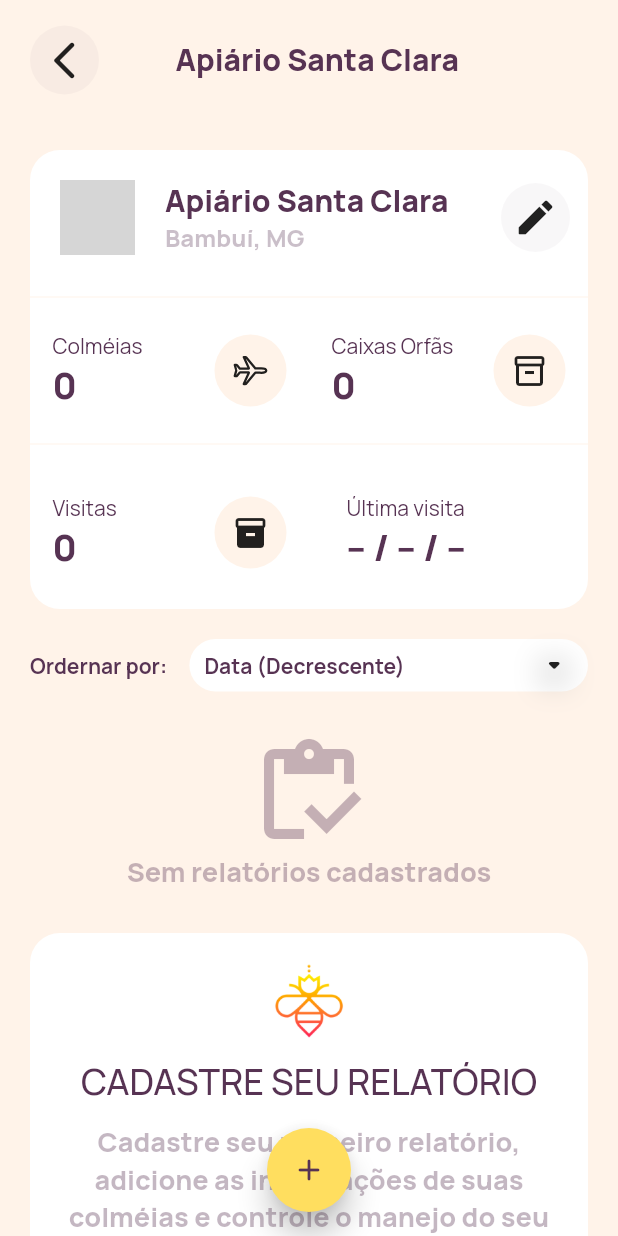
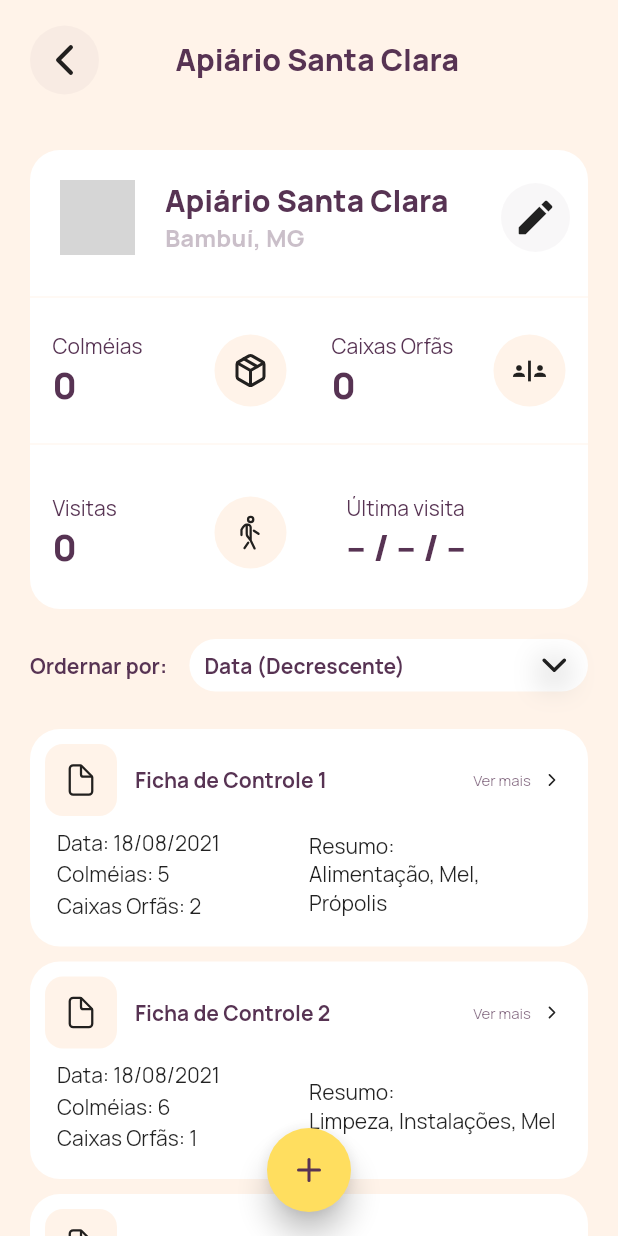
Before and after one commit to joaovvrodrigues/beecontrol, a Flutter app: the ApiariesPage screen opened directly, after a tap on "Apiário Santa Clara", on a phone screen of 412 x 824 dp. Run offline on Flutter 3.47's test engine with Material 2 defaults, Android fonts, the phone set to English and light mode, and no system bars; our stand-ins replace animated_bottom_navigation_bar, brasil_fields, flutter_feather_icons, flutter_spinkit, flutter_staggered_animations, ionicons and 3 more; missing offline and left inert: webfeed; network calls fail; grey boxes are pictures that could not be loaded.

Commit message:
fixing icons

```diff
--- a/lib/pages/apiaries/apiaries_page.dart
+++ b/lib/pages/apiaries/apiaries_page.dart
@@ -7,6 +7,7 @@ import 'package:beecontrol/shared/circular_button.dart';
 import 'package:beecontrol/shared/empty_widget.dart';
 import 'package:beecontrol/shared/info_card.dart';
 import 'package:flutter/material.dart';
+import 'package:flutter_feather_icons/flutter_feather_icons.dart';
 import 'package:flutter_staggered_animations/flutter_staggered_animations.dart';
 import 'package:ionicons/ionicons.dart';
 
@@ -35,7 +36,8 @@ class _ApiariesPageState extends State<ApiariesPage> {
                 child: Row(
                   mainAxisAlignment: MainAxisAlignment.spaceBetween,
                   children: [
-                    CircularButton(onTap: () {}, icon: Icons.menu_rounded),
+                    CircularButton(
+                        onTap: () {}, icon: Ionicons.reorder_two_outline),
                     Text('Meus Apiários', style: AppTextStyle.boldTitle),
                     SizedBox(width: 35)
                   ],
@@ -60,7 +62,7 @@ class _ApiariesPageState extends State<ApiariesPage> {
                       Column(
                         children: [
                           EmptyWidget(
-                              icon: Ionicons.albums_outline,
+                              icon: FeatherIcons.package,
                               text: 'Sem apiários cadastrados'),
                           InfoCard(
                               title: 'CADASTRE SEUS APIÁRIOS',
--- a/lib/pages/apiaries/widgets/apiaries_card.dart
+++ b/lib/pages/apiaries/widgets/apiaries_card.dart
@@ -1,5 +1,6 @@
 import 'package:beecontrol/pages/apiary_report/apiary_page.dart';
 import 'package:flutter/material.dart';
+import 'package:ionicons/ionicons.dart';
 import 'package:transparent_image/transparent_image.dart';
 
 import 'package:beecontrol/models/apiary.dart';
@@ -59,7 +60,8 @@ class ApiariesCard extends StatelessWidget {
             Padding(
               padding: const EdgeInsets.all(8.0),
               child: Icon(
-                Icons.arrow_forward_ios_rounded,
+                Ionicons.chevron_forward_outline
+,
                 size: 12,
               ),
             )
--- a/lib/pages/apiaries/widgets/summary_card.dart
+++ b/lib/pages/apiaries/widgets/summary_card.dart
@@ -2,6 +2,7 @@ import 'package:beecontrol/core/app_images.dart';
 import 'package:beecontrol/core/app_text_style.dart';
 import 'package:beecontrol/shared/total_widget.dart';
 import 'package:flutter/material.dart';
+import 'package:flutter_feather_icons/flutter_feather_icons.dart';
 import 'package:ionicons/ionicons.dart';
 
 class SummaryCard extends StatelessWidget {
@@ -41,11 +42,11 @@ class SummaryCard extends StatelessWidget {
                 TotalWidget(
                     title: 'Apiários',
                     amount: 0,
-                    icon: Ionicons.airplane_outline),
+                    icon: Ionicons.ribbon_outline),
                 TotalWidget(
                     title: 'Caixas Orfãs',
                     amount: 0,
-                    icon: Icons.inventory_2_outlined),
+                    icon: Icons.safety_divider),
               ],
             ),
             Divider(),
@@ -53,11 +54,12 @@ class SummaryCard extends StatelessWidget {
               mainAxisAlignment: MainAxisAlignment.spaceBetween,
               children: [
                 TotalWidget(
-                    title: 'Colméias', amount: 0, icon: Icons.inventory),
+                    title: 'Colméias', amount: 0, icon: FeatherIcons.package),
                 TotalWidget(
                     title: 'Relatórios',
                     amount: 0,
-                    icon: Icons.inventory_outlined),
+                    icon: Ionicons.documents_outline
+),
               ],
             ),
           ],
--- a/lib/pages/apiary_report/apiary_page.dart
+++ b/lib/pages/apiary_report/apiary_page.dart
@@ -7,11 +7,13 @@ import 'package:beecontrol/shared/empty_widget.dart';
 import 'package:beecontrol/shared/info_card.dart';
 import 'package:beecontrol/shared/order_by_widget.dart';
 import 'package:flutter/material.dart';
+import 'package:flutter_feather_icons/flutter_feather_icons.dart';
 import 'package:flutter_staggered_animations/flutter_staggered_animations.dart';
 
 import 'package:beecontrol/core/app_text_style.dart';
 import 'package:beecontrol/models/apiary.dart';
 import 'package:beecontrol/shared/circular_button.dart';
+import 'package:ionicons/ionicons.dart';
 
 class ApiaryPage extends StatefulWidget {
   const ApiaryPage({
@@ -26,24 +28,24 @@ class ApiaryPage extends StatefulWidget {
 
 class _ApiaryPageState extends State<ApiaryPage> {
   List<Report> reports = [
-    // Report(
-    //     date: DateTime.now(),
-    //     numHives: 5,
-    //     orphanBoxes: 2,
-    //     resume: 'Alimentação, Mel, Própolis',
-    //     name: 'Ficha de Controle 1'),
-    // Report(
-    //     date: DateTime.now(),
-    //     numHives: 6,
-    //     orphanBoxes: 1,
-    //     resume: 'Limpeza, Instalações, Mel',
-    //     name: 'Ficha de Controle 2'),
-    // Report(
-    //     date: DateTime.now(),
-    //     numHives: 5,
-    //     orphanBoxes: 0,
-    //     resume: 'Divisão de Enxame, Mel',
-    //     name: 'Ficha de Controle 3'),
+    Report(
+        date: DateTime.now(),
+        numHives: 5,
+        orphanBoxes: 2,
+        resume: 'Alimentação, Mel, Própolis',
+        name: 'Ficha de Controle 1'),
+    Report(
+        date: DateTime.now(),
+        numHives: 6,
+        orphanBoxes: 1,
+        resume: 'Limpeza, Instalações, Mel',
+        name: 'Ficha de Controle 2'),
+    Report(
+        date: DateTime.now(),
+        numHives: 5,
+        orphanBoxes: 0,
+        resume: 'Divisão de Enxame, Mel',
+        name: 'Ficha de Controle 3'),
   ];
 
   @override
@@ -60,7 +62,7 @@ class _ApiaryPageState extends State<ApiaryPage> {
                   children: [
                     CircularButton(
                         onTap: () => Navigator.of(context).pop(),
-                        icon: Icons.arrow_back_ios_new_rounded),
+                        icon: Ionicons.chevron_back_outline),
                     Text(widget.apiary.name, style: AppTextStyle.boldTitle),
                     SizedBox(width: 35)
                   ],
@@ -70,7 +72,7 @@ class _ApiaryPageState extends State<ApiaryPage> {
             elevation: 8,
             backgroundColor: AppTheme.dandelion,
             child: Icon(
-              Icons.add_rounded,
+              FeatherIcons.plus,
               color: AppTheme.eclipse,
             ),
             onPressed: () {
@@ -115,7 +117,7 @@ class _ApiaryPageState extends State<ApiaryPage> {
                             Padding(
                               padding: const EdgeInsets.all(8.0),
                               child: EmptyWidget(
-                                  icon: Icons.inventory_outlined,
+                                  icon: Ionicons.documents_outline,
                                   text: 'Sem relatórios cadastrados'),
                             ),
                             InfoCard(
--- a/lib/pages/apiary_report/widgets/reports_card.dart
+++ b/lib/pages/apiary_report/widgets/reports_card.dart
@@ -4,6 +4,7 @@ import 'package:brasil_fields/brasil_fields.dart';
 import 'package:flutter/material.dart';
 
 import 'package:beecontrol/models/report.dart';
+import 'package:ionicons/ionicons.dart';
 
 class ReportsCard extends StatelessWidget {
   const ReportsCard({
@@ -32,7 +33,7 @@ class ReportsCard extends StatelessWidget {
                         borderRadius: BorderRadius.circular(12)),
                     child: Padding(
                       padding: const EdgeInsets.all(12.0),
-                      child: Icon(Icons.inventory_outlined),
+                      child: Icon(Ionicons.document_outline),
                     )),
                 Expanded(
                   child: Text(
@@ -48,7 +49,7 @@ class ReportsCard extends StatelessWidget {
                 Padding(
                   padding: const EdgeInsets.symmetric(horizontal: 8),
                   child: Icon(
-                    Icons.arrow_forward_ios_rounded,
+                    Ionicons.chevron_forward_outline,
                     size: 12,
                   ),
                 )
--- a/lib/pages/apiary_report/widgets/summary_apiary_card.dart
+++ b/lib/pages/apiary_report/widgets/summary_apiary_card.dart
@@ -6,6 +6,7 @@ import 'package:beecontrol/pages/apiary_report/widgets/last_visit.dart';
 import 'package:beecontrol/shared/circular_button.dart';
 import 'package:beecontrol/shared/total_widget.dart';
 import 'package:flutter/material.dart';
+import 'package:flutter_feather_icons/flutter_feather_icons.dart';
 import 'package:ionicons/ionicons.dart';
 import 'package:transparent_image/transparent_image.dart';
 
@@ -77,20 +78,19 @@ class SummaryApiaryCard extends StatelessWidget {
               mainAxisAlignment: MainAxisAlignment.spaceBetween,
               children: [
                 TotalWidget(
-                    title: 'Colméias',
-                    amount: 0,
-                    icon: Ionicons.airplane_outline),
+                    title: 'Colméias', amount: 0, icon: FeatherIcons.package),
                 TotalWidget(
                     title: 'Caixas Orfãs',
                     amount: 0,
-                    icon: Icons.inventory_2_outlined),
+                    icon: Icons.safety_divider),
               ],
             ),
             Divider(),
             Row(
               mainAxisAlignment: MainAxisAlignment.spaceBetween,
               children: [
-                TotalWidget(title: 'Visitas', amount: 0, icon: Icons.inventory),
+                TotalWidget(
+                    title: 'Visitas', amount: 0, icon: Ionicons.walk_outline),
                 LastVisit(),
               ],
             ),
--- a/lib/pages/news/widgets/news_card.dart
+++ b/lib/pages/news/widgets/news_card.dart
@@ -1,4 +1,5 @@
 import 'package:flutter/material.dart';
+import 'package:ionicons/ionicons.dart';
 
 import 'package:share_plus/share_plus.dart';
 import 'package:beecontrol/core/app_text_style.dart';
@@ -76,7 +77,7 @@ class NewsCard extends StatelessWidget {
                                   onTap: () {
                                     Share.share('$title - $url');
                                   },
-                                  icon: Icons.share_rounded,
+                                  icon: Ionicons.share_social_outline,
                                   iconSize: 20,
                                 )
                               ],
--- a/lib/pages/register/register_page.dart
+++ b/lib/pages/register/register_page.dart
@@ -35,9 +35,9 @@ class _RegisterPageState extends State<RegisterPage> {
             //       child: Row(
             //         mainAxisAlignment: MainAxisAlignment.spaceBetween,
             //         children: [
-            //           CircularButton(onTap: () {}, icon: Icons.menu_rounded),
+            //           CircularButton(onTap: () {}, icon: Ionicons.reorder_two_outline),
             //           Text('Página Inicial', style: AppTextStyle.boldTitle),
-            //           CircularButton(onTap: () {}, icon: Icons.search_rounded)
+            //           CircularButton(onTap: () {}, icon: Ionicons.search_outline)
             //         ],
             //       )),
             // ),
--- a/lib/pages/settings/settings_page.dart
+++ b/lib/pages/settings/settings_page.dart
@@ -32,7 +32,8 @@ class _SettingsPageState extends State<SettingsPage> {
                   child: Row(
                     mainAxisAlignment: MainAxisAlignment.spaceBetween,
                     children: [
-                      CircularButton(onTap: () {}, icon: Icons.menu_rounded),
+                      CircularButton(
+                          onTap: () {}, icon: Ionicons.reorder_two_outline),
                       Text('Minhas Configurações',
                           style: AppTextStyle.boldTitle),
                       SizedBox(width: 35)
--- a/lib/shared/circular_button.dart
+++ b/lib/shared/circular_button.dart
@@ -66,7 +66,7 @@ class CircularButton extends StatelessWidget {
 //       onPressed: () {
 //        },
 //       child:  Icon(
-//         Icons.arrow_forward,
+//         Ionicons.chevron_forward_outline,
 //         color: Colors.white,
 //         size: 20.0,
 //       ),
--- a/lib/shared/custom_dropdown_field.dart
+++ b/lib/shared/custom_dropdown_field.dart
@@ -1,6 +1,7 @@
 import 'package:flutter/material.dart';
 
 import 'package:beecontrol/core/app_theme.dart';
+import 'package:ionicons/ionicons.dart';
 
 class CustomDropDownField extends StatelessWidget {
   const CustomDropDownField({
@@ -34,7 +35,7 @@ class CustomDropDownField extends StatelessWidget {
       onSaved: onSaved,
       onChanged: onSaved,
       dropdownColor: Colors.white,
-      icon: Icon(Icons.arrow_drop_down_rounded),
+      icon: Icon(Ionicons.chevron_down_outline),
       style: TextStyle(
           fontSize: 16, fontWeight: FontWeight.w700, color: AppTheme.dandelion),
       decoration: InputDecoration(
--- a/lib/shared/order_by_widget.dart
+++ b/lib/shared/order_by_widget.dart
@@ -1,6 +1,7 @@
 import 'package:flutter/material.dart';
 
 import 'package:beecontrol/core/app_text_style.dart';
+import 'package:ionicons/ionicons.dart';
 
 class OrderBy extends StatelessWidget {
   const OrderBy(
@@ -22,7 +23,7 @@ class OrderBy extends StatelessWidget {
             Container(
               height: 25,
               width: 25,
-              child: Icon(Icons.arrow_drop_down_rounded),
+              child: Icon(Ionicons.chevron_down_outline),
               decoration: BoxDecoration(
                 boxShadow: [
                   BoxShadow(
--- a/pubspec.yaml
+++ b/pubspec.yaml
@@ -38,6 +38,7 @@ dependencies:
   intl: ^0.17.0
   provider: ^5.0.0
   ionicons: ^0.1.2
+  flutter_feather_icons: ^2.0.0+1
   brasil_fields: ^1.1.4
   flutter_spinkit: ^5.0.0
   flutter_staggered_animations: ^1.0.0
```
Also changed, not shown: lib/pages/apiary_options/edit_apiary.dart (+4 -3 lines), lib/pages/apiary_options/submit_apiary_page.dart (+7 -5 lines), lib/pages/control_sheet/control_sheet_page.dart (+4 -3 lines), lib/pages/home/home_page.dart (+8 -6 lines), lib/pages/news/news_page.dart (+5 -3 lines), pubspec.lock.
